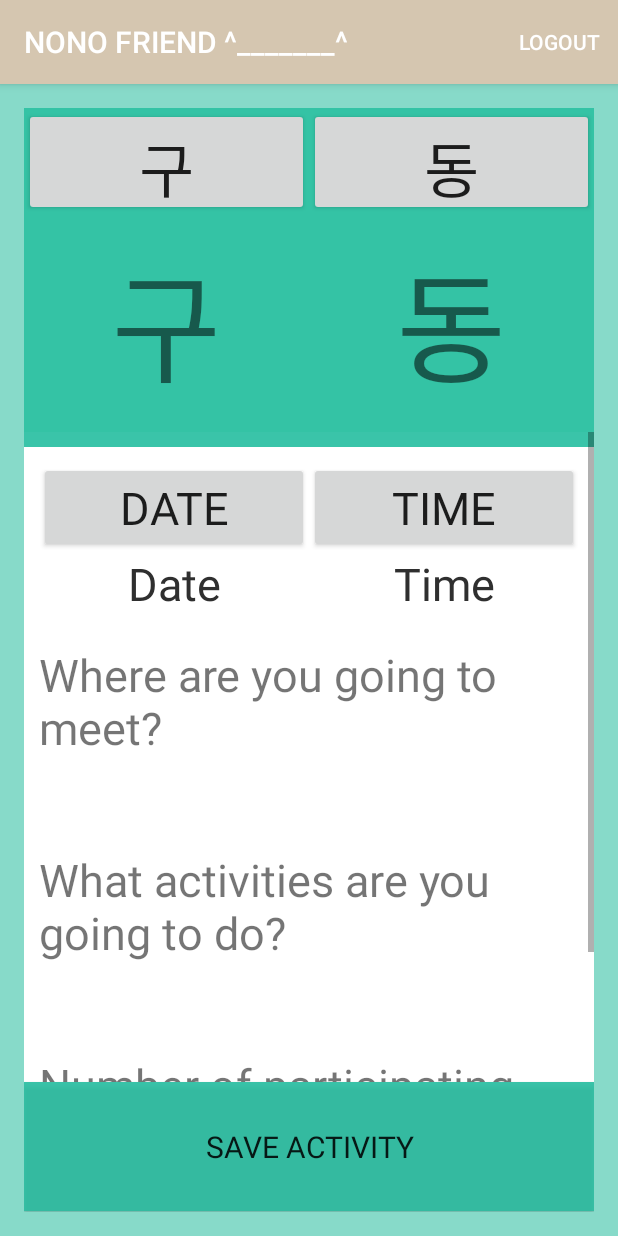
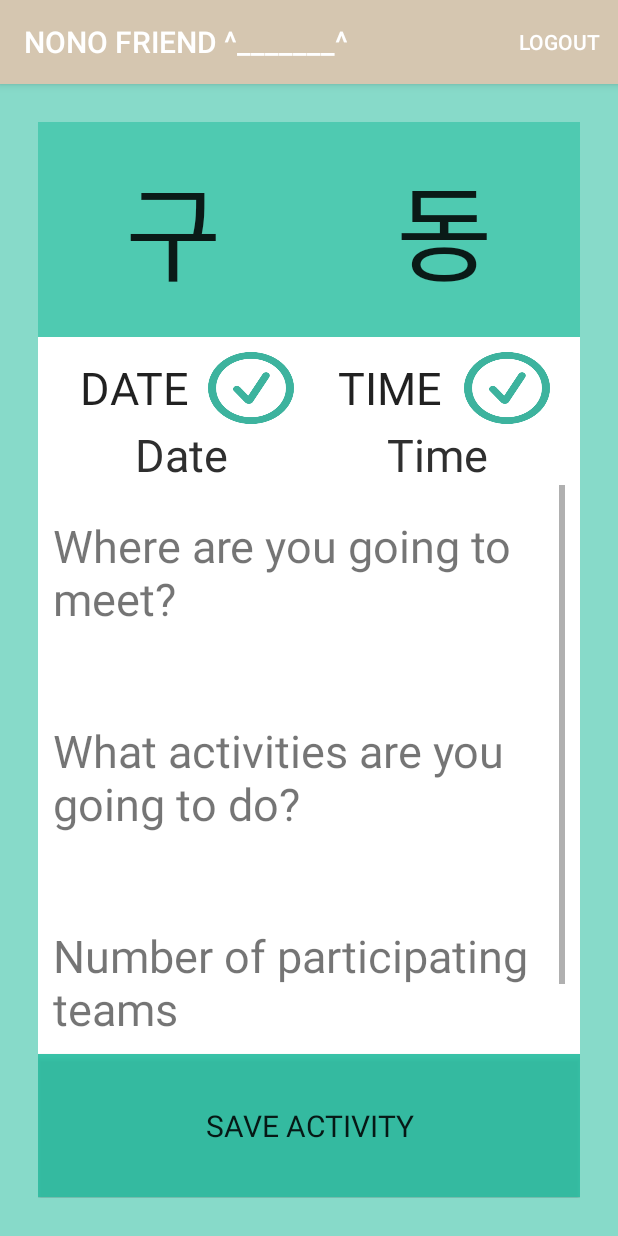
Before and after one commit to limjaein/NNFriends, an Android app: the RoomAddActivity screen opened directly, with no data from a screen before it, on a phone screen of 412 x 824 dp. Run offline under Robolectric (Android 15) with nearby library versions, the phone set to English and light mode, and no system bars; our stand-ins replace Firebase (no records; nobody signed in at launch, a user with empty details on screens opened directly); Roboto replaces fonts that are not available here; 1 statement that could not run was skipped.

Commit message:
아이콘 & 그룹 버튼 변경

```diff
--- a/app/src/main/java/com/android/project/nnfriends_/RoomAddActivity.java
+++ b/app/src/main/java/com/android/project/nnfriends_/RoomAddActivity.java
@@ -54,7 +54,6 @@ public class RoomAddActivity extends MyActivity {
     public static int hour;
     public static int minute;
     private Button GuBtn, DongBtn;
-    public TextView GuTxt, DongTxt;
     public static TextView dateTxt;
     public static TextView timeTxt;
 
@@ -103,8 +102,6 @@ public class RoomAddActivity extends MyActivity {
     private void initFont() {
         Typeface typeface = Typeface.createFromAsset(getAssets(), "gozik.ttf");
 
-        TextView textView1 = (TextView) findViewById(R.id.GuTxt);
-        TextView textView2 = (TextView) findViewById(R.id.DongTxt);
         TextView textView3 = (TextView) findViewById(R.id.DateTxt);
         TextView textView4 = (TextView) findViewById(R.id.TimeTxt);
         TextView textView5 = (TextView) findViewById(R.id.quest2);
@@ -118,8 +115,6 @@ public class RoomAddActivity extends MyActivity {
         Button btn3 = (Button)findViewById(R.id.DateBtn);
         Button btn4 = (Button)findViewById(R.id.TimeBtn);
         Button btn5 = (Button)findViewById(R.id.saveBtn);
-        textView1.setTypeface(typeface);
-        textView2.setTypeface(typeface);
         textView3.setTypeface(typeface);
         textView4.setTypeface(typeface);
         textView5.setTypeface(typeface);
@@ -140,8 +135,6 @@ public class RoomAddActivity extends MyActivity {
         timeTxt = (TextView)findViewById(R.id.TimeTxt);
         GuBtn = (Button) findViewById(R.id.gubtn);
         DongBtn = (Button) findViewById(R.id.dongbtn);
-        GuTxt = (TextView)findViewById(R.id.GuTxt);
-        DongTxt = (TextView)findViewById(R.id.DongTxt);
 
         GuBtn.setOnClickListener(new View.OnClickListener() {
             @Override
@@ -172,7 +165,7 @@ public class RoomAddActivity extends MyActivity {
                     @Override
                     public void onItemClick(AdapterView<?> adapterView, View view, int i, long l) {
                         String strName = GuList.get(i);
-                        GuTxt.setText(strName);
+                        GuBtn.setText(strName);
                         guNum=i;
                         alertDialog.dismiss();
                     }
@@ -203,7 +196,7 @@ public class RoomAddActivity extends MyActivity {
                     @Override
                     public void onItemClick(AdapterView<?> adapterView, View view, int i, long l) {
                         String strName = DongList.get(i);
-                        DongTxt.setText(strName);
+                        DongBtn.setText(strName);
                         alertDialog.dismiss();
                     }
                 });
@@ -482,8 +475,8 @@ public class RoomAddActivity extends MyActivity {
         PreferenceManager pref = new PreferenceManager();
 
         //db 저장 부분
-        final String Gu = GuTxt.getText().toString();
-        final String Dong =DongTxt.getText().toString();
+        final String Gu = GuBtn.getText().toString();
+        final String Dong =DongBtn.getText().toString();
         final String groupDate = dateTxt.getText().toString();
         final String groupTime = timeTxt.getText().toString();
         final String groupPlace = ans2;
--- a/app/src/main/res/layout/activity_room_add.xml
+++ b/app/src/main/res/layout/activity_room_add.xml
@@ -4,10 +4,7 @@
     android:id="@+id/activity_room_add"
     android:layout_width="match_parent"
     android:layout_height="match_parent"
-    android:paddingBottom="16sp"
-    android:paddingLeft="16sp"
-    android:paddingRight="16sp"
-    android:paddingTop="16sp"
+    android:padding="25sp"
     android:background="@color/menu2"
     android:orientation="vertical"
     tools:context="com.android.project.nnfriends_.RoomAddActivity">
@@ -15,102 +12,88 @@
     <LinearLayout
         android:id="@+id/selectWindow"
         android:layout_width="match_parent"
-        android:layout_height="0sp"
+        android:layout_height="0dp"
         android:orientation="horizontal"
         android:background="@color/menu2"
         android:gravity="center_vertical"
-        android:layout_weight="0.5">
-        <LinearLayout
-            android:id="@+id/GuSelect"
-            android:layout_width="0sp"
-            android:layout_height="match_parent"
-            android:orientation="vertical"
-            android:background="@color/menu2"
-            android:onClick="menuClick"
-            android:gravity="center_vertical"
-            android:layout_weight="1">
+        android:layout_weight="0.3">
         <Button
             android:layout_width="match_parent"
-                android:layout_height="0sp"
+            android:layout_height="match_parent"
             android:layout_weight="1"
             android:id="@+id/gubtn"
             android:text="구"
-                android:textSize="40sp" />
-            <TextView
+            android:background="@android:color/transparent"
+            android:textSize="70sp" />
+        <Button
+            android:layout_width="match_parent"
+            android:layout_height="match_parent"
+            android:layout_weight="1"
+            android:id="@+id/dongbtn"
+            android:background="@android:color/transparent"
+            android:text="동"
+            android:textSize="70sp" />
+    </LinearLayout>
+
+
+        <LinearLayout
             android:layout_width="match_parent"
             android:layout_height="0sp"
-                android:layout_weight="2"
-                android:id="@+id/GuTxt"
-                android:text="구"
-                android:textSize="80sp"
-                android:gravity="center" />
-        </LinearLayout>
-        <LinearLayout
-            android:id="@+id/DongSelect"
-            android:layout_width="0sp"
-            android:layout_height="match_parent"
-            android:orientation="vertical"
-            android:background="@color/menu2"
-            android:onClick="menuClick"
-            android:gravity="center_vertical"
-            android:layout_weight="1">
-            <Button
-                android:layout_width="match_parent"
-                android:layout_height="0sp"
-                android:layout_weight="1"
-                android:id="@+id/dongbtn"
-                android:text="동"
-                android:textSize="40sp" />
-            <TextView
-                android:layout_width="match_parent"
-                android:layout_height="0sp"
-                android:layout_weight="2"
-                android:id="@+id/DongTxt"
-                android:text="동"
-                android:textSize="80sp"
-                android:gravity="center"  />
-
-        </LinearLayout>
-
-    </LinearLayout>
-
-    <ScrollView
-        android:layout_width="match_parent"
-        android:layout_height="0sp"
-        android:orientation="vertical"
-        android:background="@color/menu3"
-        android:layout_weight="1">
-        <LinearLayout
-            android:layout_width="match_parent"
-            android:layout_height="wrap_content"
-            android:layout_marginTop="10sp"
             android:background="@color/colorWhite"
             android:orientation="vertical"
+            android:layout_weight="1"
             android:padding="10sp">
             <LinearLayout
                 android:layout_width="match_parent"
                 android:layout_height="wrap_content"
                 android:background="@color/colorWhite"
                 android:orientation="horizontal">
-
+                <LinearLayout
+                    android:layout_width="0sp"
+                    android:layout_height="wrap_content"
+                    android:layout_weight="1">
                     <Button
                         android:id="@+id/DateBtn"
+                        android:layout_width="wrap_content"
+                        android:layout_height="wrap_content"
+                        android:onClick="btnClick"
+                        android:text="Date"
+                        android:textAlignment="center"
+                        android:layout_marginLeft="10sp"
+                        android:layout_marginRight="5sp"
+                        android:background="@android:color/transparent"
+                        android:textSize="30sp"/>
+                    <ImageButton
+                        android:layout_width="wrap_content"
+                        android:layout_height="match_parent"
+                        android:layout_marginRight="10sp"
+                        android:background="@drawable/checkedgreen"/>
+                </LinearLayout>
+
+
+                <LinearLayout
                     android:layout_width="0sp"
                     android:layout_height="wrap_content"
-                    android:layout_weight="1"
-                    android:onClick="btnClick"
-                    android:text="Date"
-                    android:textSize="30sp"/>
-
+                    android:layout_weight="1">
                     <Button
                         android:id="@+id/TimeBtn"
-                    android:layout_width="0sp"
-                    android:layout_height="wrap_content"
-                    android:layout_weight="1"
+                        android:layout_width="wrap_content"
+                        android:layout_height="wrap_content" android:onClick="btnClick"
                         android:text="Time"
-                    android:onClick="btnClick"
+                        android:textAlignment="center"
+                        android:layout_marginLeft="10sp"
+                        android:layout_marginRight="5sp"
+                        android:background="@android:color/transparent"
                         android:textSize="30sp"/>
+                    <ImageButton
+                        android:layout_width="wrap_content"
+                        android:layout_height="match_parent"
+                        android:layout_marginRight="10sp"
+                        android:background="@drawable/checkedgreen"/>
                 </LinearLayout>
+
+            </LinearLayout>
+
             <LinearLayout
                 android:layout_width="match_parent"
                 android:layout_height="wrap_content"
@@ -138,6 +121,17 @@
                     android:textSize="30sp"/>
             </LinearLayout>
 
+            <ScrollView
+                android:layout_width="match_parent"
+                android:layout_height="match_parent"
+                android:orientation="vertical"
+                android:background="@color/colorWhite">
+
+            <LinearLayout
+                android:layout_width="match_parent"
+                android:layout_height="match_parent"
+                android:gravity="center"
+                android:orientation="vertical">
                 <TextView
                     android:id="@+id/quest2"
                     android:layout_width="match_parent"
@@ -191,6 +185,8 @@
 
             </ScrollView>
 
+        </LinearLayout>
+
     <Button
         android:id="@+id/saveBtn"
         android:layout_width="match_parent"
```
Also changed, not shown: app/src/main/java/com/android/project/nnfriends_/GroupActivity.java (+5 -9 lines), app/src/main/res/layout/activity_group.xml (+8 -45 lines), app/src/main/ic_launcher-web.png (added), app/src/main/res/drawable/checkedgreen.png (added), app/src/main/res/mipmap-hdpi/ic_launcher.png, app/src/main/res/mipmap-mdpi/ic_launcher.png, app/src/main/res/mipmap-xhdpi/ic_launcher.png, app/src/main/res/mipmap-xxhdpi/ic_launcher.png, app/src/main/res/mipmap-xxxhdpi/ic_launcher.png. Lines whose indentation alone changed are shown as unchanged.
